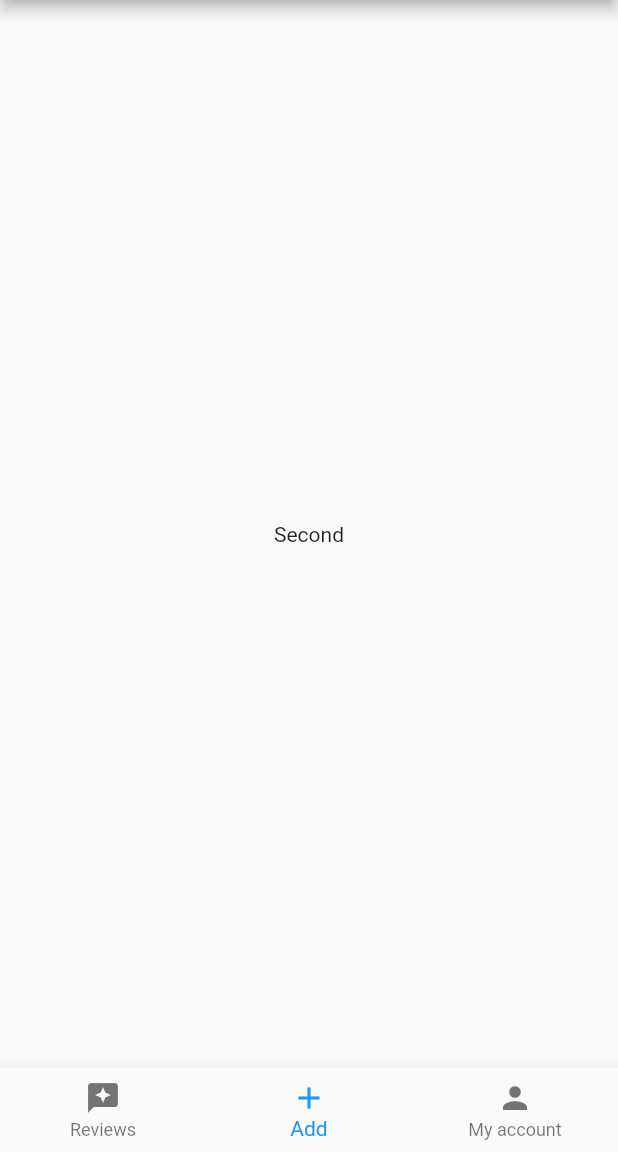
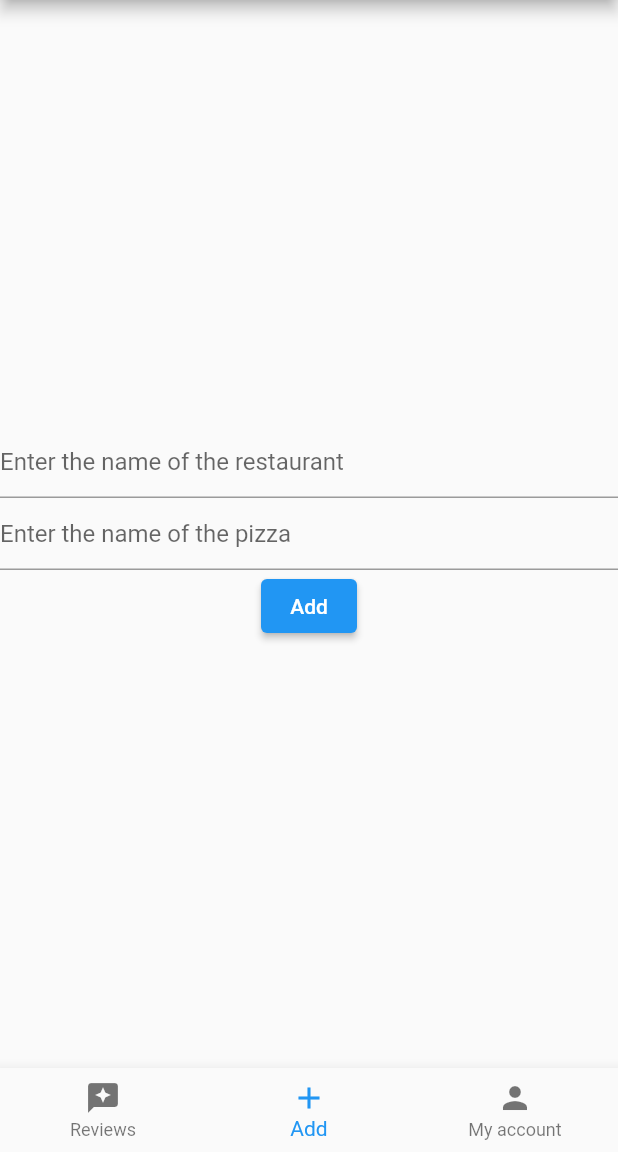
Before and after one commit to xxxjuliaxxx/food_app, a Flutter app: the screen it shows once a user with an empty profile is signed in, item 2 of the bottom bar chosen, on a phone screen of 412 x 824 dp, the part 84-1236 px from its top. Run offline on Flutter 3.47's test engine with Material 2 defaults, Android fonts, the phone set to English and light mode, and no system bars; our stand-ins replace cloud_firestore, firebase_auth, firebase_core; accounts and stored records are empty.

Commit message:
Implement adding restaurants

```diff
--- a/lib/app/home/add_opinion/add_opinion_page_content.dart
+++ b/lib/app/home/add_opinion/add_opinion_page_content.dart
@@ -1,15 +1,57 @@
+import 'package:cloud_firestore/cloud_firestore.dart';
 import 'package:flutter/material.dart';
 
-
-class AddOpinionPageContent extends StatelessWidget {
+class AddOpinionPageContent extends StatefulWidget {
   const AddOpinionPageContent({
     Key? key,
   }) : super(key: key);
 
   @override
+  State<AddOpinionPageContent> createState() => _AddOpinionPageContentState();
+}
+
+class _AddOpinionPageContentState extends State<AddOpinionPageContent> {
+  var restaurantName = '';
+  var pizzaName = '';
+
+  @override
   Widget build(BuildContext context) {
-    return const Center(
-      child: Text('Second'),
+    return Center(
+      child: Column(
+        mainAxisAlignment: MainAxisAlignment.center,
+        children: [
+          TextField(
+            decoration: const InputDecoration(
+              hintText: 'Enter the name of the restaurant',
+            ),
+            onChanged: (newValue) {
+              setState(() {
+                restaurantName = newValue;
+              });
+            },
+          ),
+          TextField(
+            decoration: const InputDecoration(
+              hintText: 'Enter the name of the pizza',
+            ),
+            onChanged: (newValue) {
+              setState(() {
+                pizzaName = newValue;
+              });
+            },
+          ),
+          ElevatedButton(
+            onPressed: () {
+              FirebaseFirestore.instance.collection('restaurants').add({
+                'name': restaurantName,
+                'pizza': pizzaName,
+                'rating': 3.0,
+              });
+            },
+            child: const Text('Add'),
+          ),
+        ],
+      ),
     );
   }
 }
```
